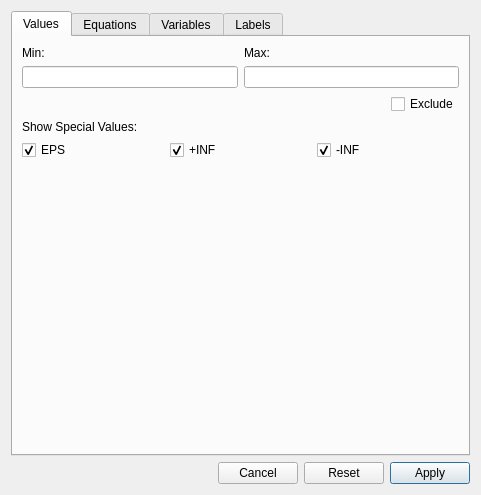
GAMS-dev/gams-mii, file src/modelinspector/globalfilterdialog.ui: the form before one commit.
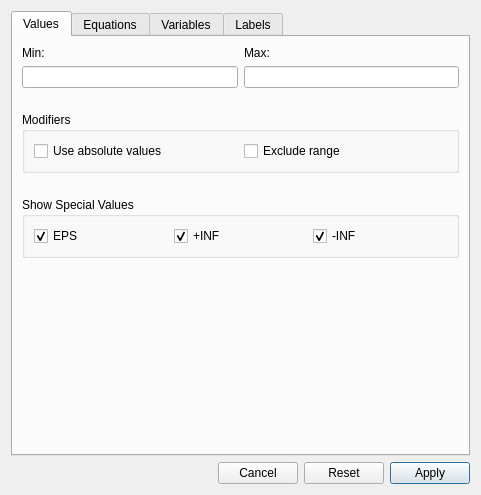
The form after the commit.

Commit message: absolute values for filters, aggregation

The edit to the form file:
```diff
--- a/src/modelinspector/globalfilterdialog.ui
+++ b/src/modelinspector/globalfilterdialog.ui
@@ -57,19 +57,36 @@
         </layout>
        </item>
        <item>
+        <spacer name="verticalSpacer">
+         <property name="orientation">
+          <enum>Qt::Vertical</enum>
+         </property>
+         <property name="sizeType">
+          <enum>QSizePolicy::Minimum</enum>
+         </property>
+         <property name="sizeHint" stdset="0">
+          <size>
+           <width>18</width>
+           <height>18</height>
+          </size>
+         </property>
+        </spacer>
+       </item>
+       <item>
+        <widget class="QGroupBox" name="groupBox_2">
+         <property name="title">
+          <string>Modifiers</string>
+         </property>
         <layout class="QHBoxLayout" name="horizontalLayout_4">
          <item>
-          <spacer name="horizontalSpacer_4">
-           <property name="orientation">
-            <enum>Qt::Horizontal</enum>
-           </property>
-           <property name="sizeHint" stdset="0">
-            <size>
-             <width>40</width>
-             <height>20</height>
-            </size>
-           </property>
-          </spacer>
+           <widget class="QCheckBox" name="absoluteBox">
+            <property name="toolTip">
+             <string>&lt;html&gt;&lt;head/&gt;&lt;body&gt;&lt;p&gt;If enabled, the range defined by &lt;span style=&quot; font-weight:600;&quot;&gt;Min&lt;/span&gt; and &lt;span style=&quot; font-weight:600;&quot;&gt;Max&lt;/span&gt; is applied to absolute values instead of actual values.&lt;/p&gt;&lt;p&gt;The &lt;span style=&quot; font-weight:600;&quot;&gt;Min&lt;/span&gt; and &lt;span style=&quot; font-weight:600;&quot;&gt;Max&lt;/span&gt; value should be 0 or greater.&lt;/p&gt;&lt;/body&gt;&lt;/html&gt;</string>
+            </property>
+            <property name="text">
+             <string>Use absolute values</string>
+            </property>
+           </widget>
          </item>
          <item>
           <widget class="QCheckBox" name="excludeBox">
@@ -78,20 +95,34 @@
 </string>
            </property>
            <property name="text">
-            <string>Exclude</string>
+             <string>Exclude range</string>
            </property>
           </widget>
          </item>
         </layout>
-       </item>
-       <item>
-        <widget class="QLabel" name="label_6">
-         <property name="text">
-          <string>Show Special Values:</string>
-         </property>
         </widget>
        </item>
        <item>
+        <spacer name="verticalSpacer_2">
+         <property name="orientation">
+          <enum>Qt::Vertical</enum>
+         </property>
+         <property name="sizeType">
+          <enum>QSizePolicy::Minimum</enum>
+         </property>
+         <property name="sizeHint" stdset="0">
+          <size>
+           <width>18</width>
+           <height>18</height>
+          </size>
+         </property>
+        </spacer>
+       </item>
+       <item>
+        <widget class="QGroupBox" name="groupBox">
+         <property name="title">
+          <string>Show Special Values</string>
+         </property>
         <layout class="QHBoxLayout" name="horizontalLayout_7">
          <item>
           <widget class="QCheckBox" name="epsBox">
@@ -133,6 +164,7 @@
           </widget>
          </item>
         </layout>
+        </widget>
        </item>
        <item>
         <spacer name="verticalSpacer_4">
```
Lines whose indentation alone changed are shown as unchanged. The commit also changes 14 other files.
